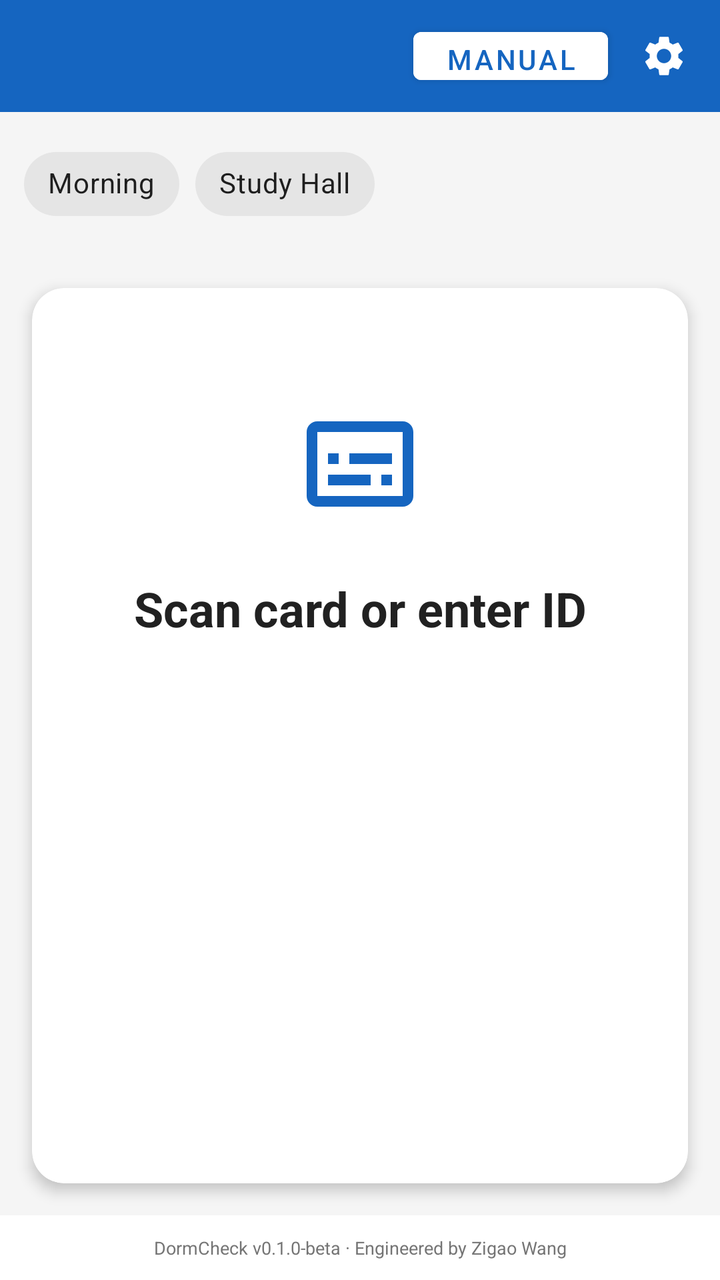
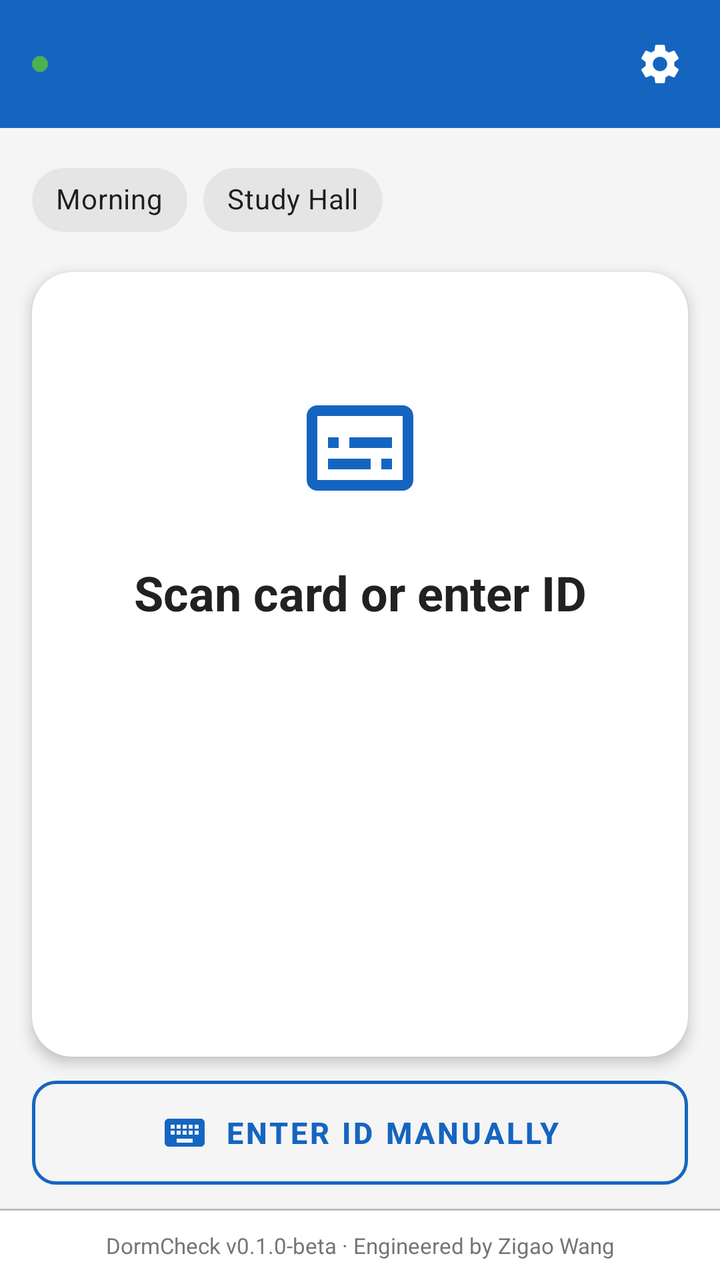

The first picture is an Android layout as it rendered before a commit; the second is the same layout after the commit. The layout source and the unified diff follow.
<!-- AndroidManifest.xml: application theme Theme.DormCheck -->
<!-- res/layout/activity_checkin.xml -->
<?xml version="1.0" encoding="utf-8"?>
<FrameLayout xmlns:android="http://schemas.android.com/apk/res/android"
    xmlns:app="http://schemas.android.com/apk/res-auto"
    android:layout_width="match_parent"
    android:layout_height="match_parent">

<LinearLayout
    android:id="@+id/main_content"
    android:layout_width="match_parent"
    android:layout_height="match_parent"
    android:background="@color/background"
    android:orientation="vertical">

    
    <LinearLayout
        android:layout_width="match_parent"
        android:layout_height="56dp"
        android:background="@color/primary"
        android:gravity="center_vertical"
        android:orientation="horizontal"
        android:paddingStart="16dp"
        android:paddingEnd="8dp">

        <TextView
            android:id="@+id/text_device_name"
            android:layout_width="0dp"
            android:layout_height="wrap_content"
            android:layout_weight="1"
            android:textColor="@color/white"
            android:textSize="16sp" />

        <Button
            android:id="@+id/btn_manual_input"
            android:layout_width="wrap_content"
            android:layout_height="36dp"
            android:text="@string/manual_input"
            android:textSize="14sp"
            android:layout_marginEnd="8dp"
            android:backgroundTint="@color/white"
            android:textColor="@color/primary" />

        <ImageButton
            android:id="@+id/btn_settings"
            android:layout_width="40dp"
            android:layout_height="40dp"
            android:background="?attr/selectableItemBackgroundBorderless"
            android:src="@drawable/ic_settings"
            android:contentDescription="@string/settings"
            app:tint="@color/white" />

    </LinearLayout>

    
    <EditText
        android:id="@+id/edit_barcode"
        android:layout_width="0dp"
        android:layout_height="0dp"
        android:inputType="number"
        android:imeOptions="actionDone"
        android:importantForAutofill="no" />

    
    <com.google.android.material.chip.ChipGroup
        android:id="@+id/chip_group_check_type"
        android:layout_width="match_parent"
        android:layout_height="wrap_content"
        android:padding="12dp"
        app:singleSelection="true"
        app:selectionRequired="true">

        <com.google.android.material.chip.Chip
            android:id="@+id/chip_morning"
            style="@style/Widget.MaterialComponents.Chip.Choice"
            android:layout_width="wrap_content"
            android:layout_height="wrap_content"
            android:text="@string/check_type_morning" />

        <com.google.android.material.chip.Chip
            android:id="@+id/chip_studyhall"
            style="@style/Widget.MaterialComponents.Chip.Choice"
            android:layout_width="wrap_content"
            android:layout_height="wrap_content"
            android:text="@string/check_type_studyhall" />

    </com.google.android.material.chip.ChipGroup>

    
    <androidx.cardview.widget.CardView
        android:id="@+id/card_result"
        android:layout_width="match_parent"
        android:layout_height="0dp"
        android:layout_weight="1"
        android:layout_margin="16dp"
        app:cardCornerRadius="16dp"
        app:cardElevation="4dp">

        <RelativeLayout
            android:layout_width="match_parent"
            android:layout_height="match_parent"
            android:padding="24dp">

            <ImageView
                android:id="@+id/icon_status"
                android:layout_width="64dp"
                android:layout_height="64dp"
                android:layout_centerHorizontal="true"
                android:layout_marginTop="32dp"
                android:src="@drawable/ic_card_scan"
                android:contentDescription="Status" />

            <TextView
                android:id="@+id/text_status"
                style="@style/BigStatusText"
                android:layout_width="match_parent"
                android:layout_height="wrap_content"
                android:layout_below="@id/icon_status"
                android:layout_centerHorizontal="true"
                android:layout_marginTop="24dp"
                android:gravity="center"
                android:maxLines="2"
                android:ellipsize="end"
                android:text="@string/checkin_ready" />

            <TextView
                android:id="@+id/text_student_name"
                style="@style/StudentNameText"
                android:layout_width="match_parent"
                android:layout_height="wrap_content"
                android:layout_below="@id/text_status"
                android:layout_centerHorizontal="true"
                android:layout_marginTop="16dp"
                android:gravity="center"
                android:maxLines="2"
                android:ellipsize="end" />

            <TextView
                android:id="@+id/text_student_info"
                style="@style/TemperatureText"
                android:layout_width="wrap_content"
                android:layout_height="wrap_content"
                android:layout_below="@id/text_student_name"
                android:layout_centerHorizontal="true"
                android:layout_marginTop="8dp" />

            <ProgressBar
                android:id="@+id/progress_checkin"
                android:layout_width="48dp"
                android:layout_height="48dp"
                android:layout_centerInParent="true"
                android:visibility="gone" />

        </RelativeLayout>

    </androidx.cardview.widget.CardView>

    
    <TextView
        android:layout_width="match_parent"
        android:layout_height="wrap_content"
        android:padding="10dp"
        android:gravity="center"
        android:background="@color/card_background"
        android:textSize="9sp"
        android:textColor="@color/text_secondary"
        android:text="DormCheck v0.1.0-beta · Engineered by Zigao Wang" />

</LinearLayout>

    
    <LinearLayout
        android:id="@+id/overlay_temperature"
        android:layout_width="match_parent"
        android:layout_height="match_parent"
        android:orientation="vertical"
        android:background="@color/card_background"
        android:visibility="gone"
        android:clickable="true"
        android:elevation="8dp">

        
        <LinearLayout
            android:layout_width="match_parent"
            android:layout_height="wrap_content"
            android:orientation="vertical"
            android:background="@color/primary"
            android:padding="16dp"
            android:gravity="center">

            <TextView
                android:id="@+id/text_temp_student_name"
                android:layout_width="match_parent"
                android:layout_height="wrap_content"
                android:textSize="24sp"
                android:textStyle="bold"
                android:textColor="@color/white"
                android:gravity="center" />

            <TextView
                android:id="@+id/text_temp_student_id"
                android:layout_width="match_parent"
                android:layout_height="wrap_content"
                android:textSize="14sp"
                android:fontFamily="monospace"
                android:textColor="#B3FFFFFF"
                android:gravity="center"
                android:visibility="gone" />

        </LinearLayout>

        
        <LinearLayout
            android:id="@+id/layout_temp_reading"
            android:layout_width="match_parent"
            android:layout_height="0dp"
            android:layout_weight="1"
            android:orientation="vertical"
            android:gravity="center"
            android:padding="24dp">

            <TextView
                android:id="@+id/text_temp_status"
                android:layout_width="wrap_content"
                android:layout_height="wrap_content"
                android:text="Measuring…"
                android:textSize="18sp"
                android:textColor="@color/text_secondary"
                android:layout_marginBottom="16dp" />

            <LinearLayout
                android:layout_width="wrap_content"
                android:layout_height="wrap_content"
                android:orientation="horizontal"
                android:gravity="center_vertical">

                <TextView
                    android:id="@+id/text_temp_display"
                    android:layout_width="wrap_content"
                    android:layout_height="wrap_content"
                    android:minWidth="180dp"
                    android:textSize="72sp"
                    android:fontFamily="monospace"
                    android:textStyle="bold"
                    android:textColor="@color/text_secondary"
                    android:gravity="center"
                    android:text="--.-" />

                <TextView
                    android:layout_width="wrap_content"
                    android:layout_height="wrap_content"
                    android:text="°C"
                    android:textSize="28sp"
                    android:textColor="@color/text_secondary"
                    android:layout_gravity="top"
                    android:layout_marginStart="4dp"
                    android:layout_marginTop="12dp" />

            </LinearLayout>

            <TextView
                android:id="@+id/text_temp_hint"
                android:layout_width="wrap_content"
                android:layout_height="wrap_content"
                android:text="Point thermometer at forehead"
                android:textSize="14sp"
                android:textColor="@color/text_secondary"
                android:layout_marginTop="16dp" />

        </LinearLayout>

        
        <GridLayout
            android:id="@+id/grid_numpad"
            android:layout_width="match_parent"
            android:layout_height="wrap_content"
            android:paddingStart="16dp"
            android:paddingEnd="16dp"
            android:columnCount="3"
            android:rowCount="4"
            android:visibility="gone">

            <com.google.android.material.button.MaterialButton
                android:id="@+id/btn_num_1"
                style="@style/NumpadButton"
                android:text="1" />

            <com.google.android.material.button.MaterialButton
                android:id="@+id/btn_num_2"
                style="@style/NumpadButton"
                android:text="2" />

            <com.google.android.material.button.MaterialButton
                android:id="@+id/btn_num_3"
                style="@style/NumpadButton"
                android:text="3" />

            <com.google.android.material.button.MaterialButton
                android:id="@+id/btn_num_4"
                style="@style/NumpadButton"
                android:text="4" />

            <com.google.android.material.button.MaterialButton
                android:id="@+id/btn_num_5"
                style="@style/NumpadButton"
                android:text="5" />

            <com.google.android.material.button.MaterialButton
                android:id="@+id/btn_num_6"
                style="@style/NumpadButton"
                android:text="6" />

            <com.google.android.material.button.MaterialButton
                android:id="@+id/btn_num_7"
                style="@style/NumpadButton"
                android:text="7" />

            <com.google.android.material.button.MaterialButton
                android:id="@+id/btn_num_8"
                style="@style/NumpadButton"
                android:text="8" />

            <com.google.android.material.button.MaterialButton
                android:id="@+id/btn_num_9"
                style="@style/NumpadButton"
                android:text="9" />

            <com.google.android.material.button.MaterialButton
                android:id="@+id/btn_num_dot"
                style="@style/NumpadButton"
                android:text="." />

            <com.google.android.material.button.MaterialButton
                android:id="@+id/btn_num_0"
                style="@style/NumpadButton"
                android:text="0" />

            <com.google.android.material.button.MaterialButton
                android:id="@+id/btn_num_back"
                style="@style/NumpadButton"
                android:text="⌫" />

        </GridLayout>

        
        <LinearLayout
            android:layout_width="match_parent"
            android:layout_height="wrap_content"
            android:orientation="horizontal"
            android:padding="12dp">

            <com.google.android.material.button.MaterialButton
                android:id="@+id/btn_temp_cancel"
                style="@style/Widget.MaterialComponents.Button.OutlinedButton"
                android:layout_width="0dp"
                android:layout_height="52dp"
                android:layout_weight="1"
                android:text="@string/cancel"
                android:textSize="14sp"
                android:textColor="@color/text_secondary"
                android:layout_marginEnd="6dp"
                android:insetTop="0dp"
                android:insetBottom="0dp"
                app:cornerRadius="12dp"
                app:strokeColor="@color/divider" />

            <com.google.android.material.button.MaterialButton
                android:id="@+id/btn_temp_manual"
                style="@style/Widget.MaterialComponents.Button.OutlinedButton"
                android:layout_width="0dp"
                android:layout_height="52dp"
                android:layout_weight="1"
                android:text="Manual"
                android:textSize="14sp"
                android:textColor="@color/primary"
                android:layout_marginStart="6dp"
                android:layout_marginEnd="6dp"
                android:insetTop="0dp"
                android:insetBottom="0dp"
                app:cornerRadius="12dp"
                app:strokeColor="@color/primary" />

            <com.google.android.material.button.MaterialButton
                android:id="@+id/btn_temp_confirm"
                android:layout_width="0dp"
                android:layout_height="52dp"
                android:layout_weight="1"
                android:text="@string/confirm"
                android:textSize="14sp"
                android:textStyle="bold"
                android:layout_marginStart="6dp"
                android:insetTop="0dp"
                android:insetBottom="0dp"
                app:cornerRadius="12dp"
                app:backgroundTint="@color/primary"
                android:textColor="@color/white" />

        </LinearLayout>

    </LinearLayout>

</FrameLayout>
<!-- resources referenced by this layout -->
<resources>
  <color name="background">#F5F5F5</color>
  <color name="card_background">#FFFFFF</color>
  <color name="divider">#BDBDBD</color>
  <color name="primary">#1565C0</color>
  <color name="text_secondary">#757575</color>
  <color name="white">#FFFFFF</color>
  <!-- drawable ic_card_scan (drawable) -->
  <vector xmlns:android="http://schemas.android.com/apk/res/android"
      android:width="64dp"
      android:height="64dp"
      android:viewportWidth="24"
      android:viewportHeight="24">
      <path
          android:fillColor="#1565C0"
          android:pathData="M20,4H4C2.89,4 2,4.89 2,6V18C2,19.11 2.89,20 4,20H20C21.11,20 22,19.11 22,18V6C22,4.89 21.11,4 20,4ZM20,18H4V6H20V18ZM6,10H8V12H6V10ZM6,14H14V16H6V14ZM16,14H18V16H16V14ZM10,10H18V12H10V10Z" />
  </vector>
  <string name="cancel">Cancel</string>
  <string name="check_type_morning">Morning</string>
  <string name="check_type_studyhall">Study Hall</string>
  <string name="checkin_ready">Scan card or enter ID</string>
  <string name="confirm">Confirm</string>
  <string name="manual_input">Manual</string>
  <string name="settings">Settings</string>
  <style name="BigStatusText">
          <item name="android:textSize">24sp</item>
          <item name="android:textStyle">bold</item>
          <item name="android:textColor">@color/text_primary</item>
      </style>
  <style name="NumpadButton" parent="Widget.MaterialComponents.Button.OutlinedButton">
          <item name="android:layout_width">0dp</item>
          <item name="android:layout_height">52dp</item>
          <item name="android:layout_columnWeight">1</item>
          <item name="android:layout_margin">3dp</item>
          <item name="android:textSize">22sp</item>
          <item name="android:textColor">@color/text_primary</item>
          <item name="cornerRadius">12dp</item>
          <item name="strokeColor">@color/divider</item>
          <item name="android:insetTop">0dp</item>
          <item name="android:insetBottom">0dp</item>
          <item name="backgroundTint">@color/card_background</item>
      </style>
  <style name="StudentNameText">
          <item name="android:textSize">36sp</item>
          <item name="android:textStyle">bold</item>
          <item name="android:textColor">@color/text_primary</item>
      </style>
  <style name="TemperatureText">
          <item name="android:textSize">24sp</item>
          <item name="android:textColor">@color/text_secondary</item>
      </style>
  <style name="Theme.DormCheck" parent="Theme.MaterialComponents.Light.NoActionBar">
          <item name="colorPrimary">@color/primary</item>
          <item name="colorPrimaryDark">@color/primary_dark</item>
          <item name="colorAccent">@color/accent</item>
          <item name="android:statusBarColor">@color/status_bar</item>
          <item name="android:windowBackground">@color/background</item>
      </style>
  <color name="text_primary">#212121</color>
  <color name="primary_dark">#0D47A1</color>
  <color name="accent">#FF6F00</color>
  <color name="status_bar">#0D47A1</color>
  <!-- unchanged entries left out for length: 1 -->
</resources>

<!-- the commit's change to res/layout/activity_checkin.xml (unified diff, before → after) -->
@@ -14,35 +14,51 @@
     
     <LinearLayout
         android:layout_width="match_parent"
-        android:layout_height="56dp"
+        android:layout_height="@dimen/top_bar_height"
         android:background="@color/primary"
         android:gravity="center_vertical"
         android:orientation="horizontal"
         android:paddingStart="16dp"
         android:paddingEnd="8dp">
 
-        <TextView
-            android:id="@+id/text_device_name"
+        <View
+            android:id="@+id/indicator_online"
+            android:layout_width="8dp"
+            android:layout_height="8dp"
+            android:layout_marginEnd="10dp"
+            android:background="@drawable/bg_status_dot_online" />
+
+        <LinearLayout
             android:layout_width="0dp"
             android:layout_height="wrap_content"
             android:layout_weight="1"
-            android:textColor="@color/white"
-            android:textSize="16sp" />
-
-        <Button
-            android:id="@+id/btn_manual_input"
-            android:layout_width="wrap_content"
-            android:layout_height="36dp"
-            android:text="@string/manual_input"
-            android:textSize="14sp"
-            android:layout_marginEnd="8dp"
-            android:backgroundTint="@color/white"
-            android:textColor="@color/primary" />
+            android:orientation="vertical">
+
+            <TextView
+                android:id="@+id/text_device_name"
+                android:layout_width="match_parent"
+                android:layout_height="wrap_content"
+                android:textColor="@color/white"
+                android:textSize="15sp"
+                android:textStyle="bold"
+                android:singleLine="true"
+                android:ellipsize="end" />
+
+            <TextView
+                android:id="@+id/text_house_name"
+                android:layout_width="match_parent"
+                android:layout_height="wrap_content"
+                android:textColor="#B3FFFFFF"
+                android:textSize="12sp"
+                android:singleLine="true"
+                android:ellipsize="end" />
+
+        </LinearLayout>
 
         <ImageButton
             android:id="@+id/btn_settings"
-            android:layout_width="40dp"
-            android:layout_height="40dp"
+            android:layout_width="44dp"
+            android:layout_height="44dp"
             android:background="?attr/selectableItemBackgroundBorderless"
             android:src="@drawable/ic_settings"
             android:contentDescription="@string/settings"
@@ -64,7 +80,10 @@
         android:id="@+id/chip_group_check_type"
         android:layout_width="match_parent"
         android:layout_height="wrap_content"
-        android:padding="12dp"
+        android:paddingStart="16dp"
+        android:paddingEnd="16dp"
+        android:paddingTop="12dp"
+        android:paddingBottom="4dp"
         app:singleSelection="true"
         app:selectionRequired="true">
 
@@ -90,8 +109,11 @@
         android:layout_width="match_parent"
         android:layout_height="0dp"
         android:layout_weight="1"
-        android:layout_margin="16dp"
-        app:cardCornerRadius="16dp"
+        android:layout_marginStart="16dp"
+        android:layout_marginEnd="16dp"
+        android:layout_marginTop="8dp"
+        android:layout_marginBottom="12dp"
+        app:cardCornerRadius="@dimen/card_corner_radius"
         app:cardElevation="4dp">
 
         <RelativeLayout
@@ -154,13 +176,43 @@
     </androidx.cardview.widget.CardView>
 
     
+    <com.google.android.material.button.MaterialButton
+        android:id="@+id/btn_manual_input"
+        style="@style/Widget.MaterialComponents.Button.OutlinedButton"
+        android:layout_width="match_parent"
+        android:layout_height="52dp"
+        android:layout_marginStart="16dp"
+        android:layout_marginEnd="16dp"
+        android:layout_marginBottom="12dp"
+        android:text="@string/manual_input_full"
+        android:textSize="15sp"
+        android:textColor="@color/primary"
+        android:textStyle="bold"
+        android:insetTop="0dp"
+        android:insetBottom="0dp"
+        app:cornerRadius="12dp"
+        app:strokeColor="@color/primary"
+        app:strokeWidth="1.5dp"
+        app:icon="@drawable/ic_keyboard"
+        app:iconGravity="textStart"
+        app:iconTint="@color/primary"
+        app:iconPadding="8dp"
+        app:rippleColor="#331565C0" />
+
+    
+    <View
+        android:layout_width="match_parent"
+        android:layout_height="1dp"
+        android:background="@color/divider" />
+
+    
     <TextView
         android:layout_width="match_parent"
         android:layout_height="wrap_content"
         android:padding="10dp"
         android:gravity="center"
         android:background="@color/card_background"
-        android:textSize="9sp"
+        android:textSize="11sp"
         android:textColor="@color/text_secondary"
         android:text="DormCheck v0.1.0-beta · Engineered by Zigao Wang" />
 
<!-- resource entries referenced after the edit -->
@@ -6,6 +6,14 @@
   <color name="primary">#1565C0</color>
   <color name="text_secondary">#757575</color>
   <color name="white">#FFFFFF</color>
+  <dimen name="card_corner_radius">20dp</dimen>
+  <dimen name="top_bar_height">64dp</dimen>
+  <!-- drawable bg_status_dot_online (drawable) -->
+  <?xml version="1.0" encoding="utf-8"?>
+  <shape xmlns:android="http://schemas.android.com/apk/res/android"
+      android:shape="oval">
+      <solid android:color="#4CAF50" />
+  </shape>
   <!-- drawable ic_card_scan (drawable) -->
   <vector xmlns:android="http://schemas.android.com/apk/res/android"
       android:width="64dp"
@@ -16,12 +24,23 @@
           android:fillColor="#1565C0"
           android:pathData="M20,4H4C2.89,4 2,4.89 2,6V18C2,19.11 2.89,20 4,20H20C21.11,20 22,19.11 22,18V6C22,4.89 21.11,4 20,4ZM20,18H4V6H20V18ZM6,10H8V12H6V10ZM6,14H14V16H6V14ZM16,14H18V16H16V14ZM10,10H18V12H10V10Z" />
   </vector>
+  <!-- drawable ic_keyboard (drawable) -->
+  <?xml version="1.0" encoding="utf-8"?>
+  <vector xmlns:android="http://schemas.android.com/apk/res/android"
+      android:width="24dp"
+      android:height="24dp"
+      android:viewportWidth="24"
+      android:viewportHeight="24">
+      <path
+          android:fillColor="#000000"
+          android:pathData="M20,5H4C2.9,5 2,5.9 2,7v10c0,1.1 0.9,2 2,2h16c1.1,0 2,-0.9 2,-2V7C22,5.9 21.1,5 20,5zM11,8h2v2h-2V8zM11,11h2v2h-2V11zM8,8h2v2H8V8zM8,11h2v2H8V11zM7,13H5v-2h2V13zM7,10H5V8h2V10zM16,17H8v-2h8V17zM16,13h-2v-2h2V13zM16,10h-2V8h2V10zM19,13h-2v-2h2V13zM19,10h-2V8h2V10z" />
+  </vector>
   <string name="cancel">Cancel</string>
   <string name="check_type_morning">Morning</string>
   <string name="check_type_studyhall">Study Hall</string>
   <string name="checkin_ready">Scan card or enter ID</string>
   <string name="confirm">Confirm</string>
-  <string name="manual_input">Manual</string>
+  <string name="manual_input_full">Enter ID Manually</string>
   <string name="settings">Settings</string>
   <style name="BigStatusText">
           <item name="android:textSize">24sp</item>
